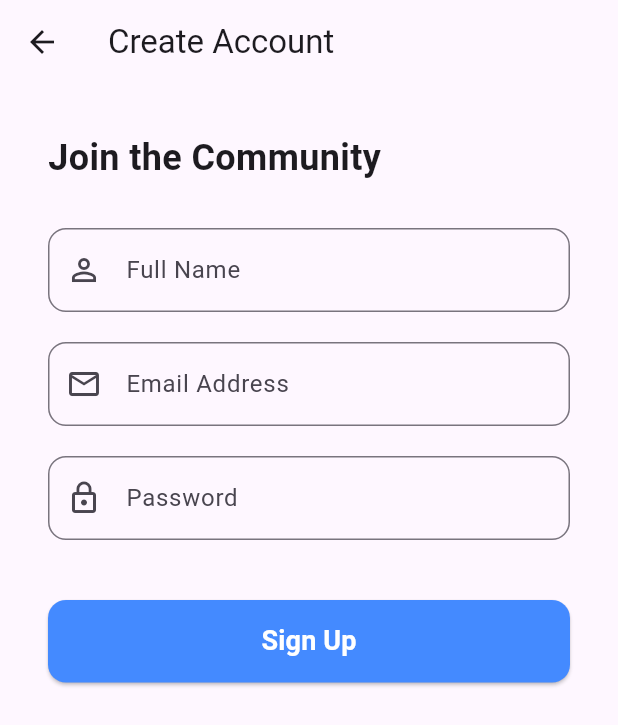
After one commit to colkitycolk/lost_and_found_project, a Flutter app: the screen it shows after launch, after a tap on "New here? Create an account", on a phone screen of 412 x 824 dp. The commit adds this screen. Shown: the top 725 px of the screen. Run offline on Flutter 3.47's test engine with Material 3 defaults, Android fonts, the phone set to English and light mode, and no system bars; our stand-ins replace flutter_map, geolocator, image_picker, latlong2, share_plus, supabase_flutter; accounts and stored records are empty.

Commit message:
moved to local host supabase, new sign up screen, added profiles to base

```diff
--- a/lib/main.dart
+++ b/lib/main.dart
@@ -7,9 +7,9 @@ import 'views/main_wrapper.dart';
 void main() async {
   WidgetsFlutterBinding.ensureInitialized();
   await Supabase.initialize(
-    url: 'https://banykdabftrzqbuhlcvl.supabase.co',
+    url: 'http://192.168.137.1:60021',
     anonKey:
-        'eyJhbGciOiJIUzI1NiIsInR5cCI6IkpXVCJ9.eyJpc3MiOiJzdXBhYmFzZSIsInJlZiI6ImJhbnlrZGFiZnRyenFidWhsY3ZsIiwicm9sZSI6ImFub24iLCJpYXQiOjE3NjYzMjA2MTEsImV4cCI6MjA4MTg5NjYxMX0._CRZtLWCTdlxqcV5PBNYWcQbu-sJ8TiB01HTkyBd8Ek',
+        'sb_publishable_ACJWlzQHlZjBrEguHvfOxg_3BJgxAaH',
   );
   runApp(const MyApp());
 }
--- a/lib/models/item_model.dart
+++ b/lib/models/item_model.dart
@@ -2,12 +2,13 @@ class ItemModel {
   final String id;
   final String title;
   final String description;
-  final String? imageUrl; // CHANGED: Made nullable
-  final String type; // 'lost' or 'found'
+  final String? imageUrl;
+  final String type;
   final String? locationName;
   final double? latitude;
   final double? longitude;
   final String userId;
+  final String? userName; // NEW: To store the finder's name
   final String status;
   final String? verificationQuestion;
 
@@ -15,47 +16,34 @@ class ItemModel {
     required this.id,
     required this.title,
     required this.description,
-    this.imageUrl, // CHANGED: No longer required
+    this.imageUrl,
     required this.type,
     this.locationName,
     this.latitude,
     this.longitude,
     required this.userId,
+    this.userName, // NEW
     required this.status,
     this.verificationQuestion,
   });
 
   factory ItemModel.fromMap(Map<String, dynamic> map) {
+    // Check if profile data was joined in the query
+    final profile = map['profiles'] as Map<String, dynamic>?;
+
     return ItemModel(
       id: map['id'].toString(),
       title: map['title'] ?? 'Untitled',
       description: map['description'] ?? '',
-      // If image_url is null in DB, it becomes null in our app
       imageUrl: map['image_url'],
       type: map['type'] ?? 'found',
       locationName: map['location_name'],
-      // Safe conversion for numeric types
       latitude: (map['latitude'] as num?)?.toDouble(),
       longitude: (map['longitude'] as num?)?.toDouble(),
       userId: map['user_id'] ?? '',
+      userName: profile?['full_name'] ?? 'Unknown', // NEW: Extract joined name
       status: map['status'] ?? 'active',
       verificationQuestion: map['verification_question'],
     );
   }
-
-  Map<String, dynamic> toMap() {
-    return {
-      'id': id, // Added ID for completeness
-      'title': title,
-      'description': description,
-      'image_url': imageUrl,
-      'type': type,
-      'location_name': locationName,
-      'latitude': latitude,
-      'longitude': longitude,
-      'user_id': userId,
-      'status': status,
-      'verification_question': verificationQuestion,
-    };
-  }
 }
--- /dev/null
+++ b/lib/views/signup_screen.dart
@@ -0,0 +1,136 @@
+import 'package:flutter/material.dart';
+import '../services/supabase_service.dart';
+
+class SignUpScreen extends StatefulWidget {
+  const SignUpScreen({super.key});
+
+  @override
+  State<SignUpScreen> createState() => _SignUpScreenState();
+}
+
+class _SignUpScreenState extends State<SignUpScreen> {
+  final _nameController = TextEditingController();
+  final _emailController = TextEditingController();
+  final _passwordController = TextEditingController();
+  final _service = SupabaseService();
+
+  bool _isLoading = false;
+
+  @override
+  void dispose() {
+    _nameController.dispose();
+    _emailController.dispose();
+    _passwordController.dispose();
+    super.dispose();
+  }
+
+  Future<void> _handleSignUp() async {
+    final name = _nameController.text.trim();
+    final email = _emailController.text.trim();
+    final password = _passwordController.text.trim();
+
+    if (name.isEmpty || email.isEmpty || password.isEmpty) {
+      ScaffoldMessenger.of(context).showSnackBar(
+        const SnackBar(content: Text('Please fill in all fields')),
+      );
+      return;
+    }
+
+    setState(() => _isLoading = true);
+
+    try {
+      // Passes 3 arguments as now expected by SupabaseService
+      await _service.signUp(email, password, name);
+
+      if (mounted) {
+        ScaffoldMessenger.of(context).showSnackBar(
+          const SnackBar(
+            content: Text('Account created! Welcome to the community.'),
+            backgroundColor: Colors.green,
+          ),
+        );
+        Navigator.pushReplacementNamed(context, '/home');
+      }
+    } catch (e) {
+      if (mounted) {
+        ScaffoldMessenger.of(context).showSnackBar(
+          SnackBar(
+            content: Text('Signup Error: ${e.toString()}'),
+            backgroundColor: Colors.redAccent,
+          ),
+        );
+      }
+    } finally {
+      if (mounted) setState(() => _isLoading = false);
+    }
+  }
+
+  @override
+  Widget build(BuildContext context) {
+    return Scaffold(
+      appBar: AppBar(title: const Text('Create Account')),
+      body: SafeArea(
+        child: SingleChildScrollView(
+          padding: const EdgeInsets.all(32.0),
+          child: Column(
+            crossAxisAlignment: CrossAxisAlignment.stretch,
+            children: [
+              const Text(
+                'Join the Community',
+                style: TextStyle(fontSize: 24, fontWeight: FontWeight.bold),
+              ),
+              const SizedBox(height: 30),
+
+              TextField(
+                controller: _nameController,
+                decoration: InputDecoration(
+                  labelText: 'Full Name',
+                  prefixIcon: const Icon(Icons.person_outline),
+                  border: OutlineInputBorder(borderRadius: BorderRadius.circular(12)),
+                ),
+              ),
+              const SizedBox(height: 20),
+
+              TextField(
+                controller: _emailController,
+                decoration: InputDecoration(
+                  labelText: 'Email Address',
+                  prefixIcon: const Icon(Icons.email_outlined),
+                  border: OutlineInputBorder(borderRadius: BorderRadius.circular(12)),
+                ),
+                keyboardType: TextInputType.emailAddress,
+              ),
+              const SizedBox(height: 20),
+
+              TextField(
+                controller: _passwordController,
+                obscureText: true,
+                decoration: InputDecoration(
+                  labelText: 'Password',
+                  prefixIcon: const Icon(Icons.lock_outline),
+                  border: OutlineInputBorder(borderRadius: BorderRadius.circular(12)),
+                ),
+              ),
+              const SizedBox(height: 40),
+
+              SizedBox(
+                height: 55,
+                child: ElevatedButton(
+                  onPressed: _isLoading ? null : _handleSignUp,
+                  style: ElevatedButton.styleFrom(
+                    backgroundColor: Colors.blueAccent,
+                    foregroundColor: Colors.white,
+                    shape: RoundedRectangleBorder(borderRadius: BorderRadius.circular(12)),
+                  ),
+                  child: _isLoading
+                      ? const CircularProgressIndicator(color: Colors.white)
+                      : const Text('Sign Up', style: TextStyle(fontSize: 18, fontWeight: FontWeight.bold)),
+                ),
+              ),
+            ],
+          ),
+        ),
+      ),
+    );
+  }
+}
```
Also changed, not shown: lib/services/supabase_service.dart (+48 -29 lines), lib/views/chat_screen.dart (+83 -36 lines), lib/views/login_screen.dart (+12 -31 lines), 2 other files.
